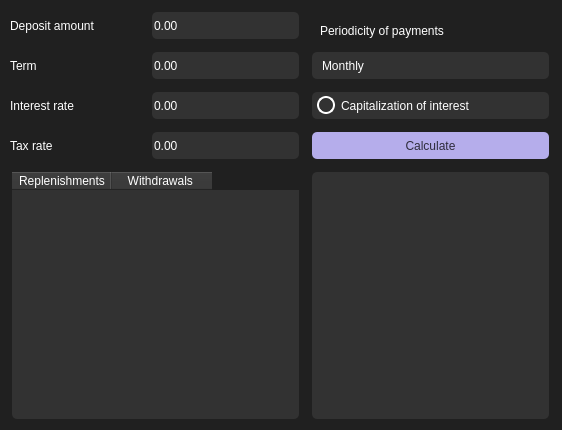
Qt form frontend/deposit.ui (HeisYenberg/SmartCalc-on-C-QT) before a commit.
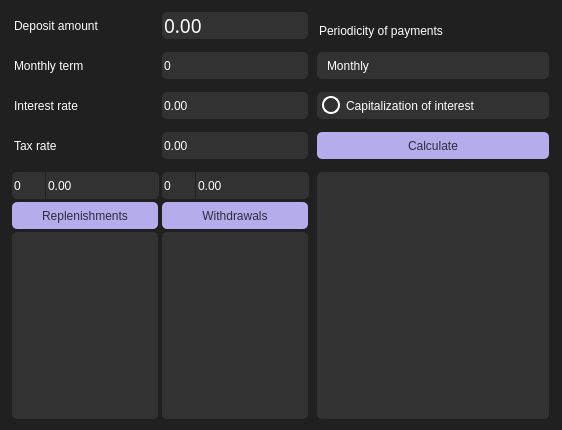
The same form after that commit.

What changed in the file:
```diff
--- a/frontend/deposit.ui
+++ b/frontend/deposit.ui
@@ -19,12 +19,20 @@
   <widget class="QDoubleSpinBox" name="doubleSpinBox">
    <property name="geometry">
     <rect>
-     <x>150</x>
+     <x>160</x>
      <y>10</y>
-     <width>151</width>
+     <width>150</width>
      <height>31</height>
     </rect>
    </property>
+   <property name="font">
+    <font>
+     <family>Sans Serif Collection</family>
+     <pointsize>14</pointsize>
+     <italic>false</italic>
+     <bold>false</bold>
+    </font>
+   </property>
    <property name="styleSheet">
     <string notr="true">QDoubleSpinBox {
 background-color: #323232;
@@ -46,13 +54,16 @@
 border: 0;
 }</string>
    </property>
+   <property name="maximum">
+    <double>9999999999999.000000000000000</double>
+   </property>
   </widget>
   <widget class="QDoubleSpinBox" name="doubleSpinBox_2">
    <property name="geometry">
     <rect>
-     <x>150</x>
+     <x>160</x>
      <y>90</y>
-     <width>151</width>
+     <width>150</width>
      <height>31</height>
     </rect>
    </property>
@@ -77,44 +88,19 @@
 border: 0;
 }</string>
    </property>
-  </widget>
-  <widget class="QDoubleSpinBox" name="doubleSpinBox_3">
-   <property name="geometry">
-    <rect>
-     <x>150</x>
-     <y>50</y>
-     <width>151</width>
-     <height>31</height>
-    </rect>
+   <property name="minimum">
+    <double>0.000000000000000</double>
    </property>
-   <property name="styleSheet">
-    <string notr="true">QDoubleSpinBox {
-background-color: #323232;
-color: #ffffff;
-font: 14pt &quot;Sans Serif Collection&quot;;
-border-radius: 5%;
-margin: 2;
-}
-
-QDoubleSpinBox:hover {
-background-color: #3B3B3B;
-}
-
-QDoubleSpinBox::up-button { width: 20px;
-border:0;
-}
-
-QDoubleSpinBox::down-button { width: 20px;
-border: 0;
-}</string>
+   <property name="maximum">
+    <double>50.000000000000000</double>
    </property>
   </widget>
   <widget class="QDoubleSpinBox" name="doubleSpinBox_6">
    <property name="geometry">
     <rect>
-     <x>150</x>
+     <x>160</x>
      <y>130</y>
-     <width>151</width>
+     <width>150</width>
      <height>31</height>
     </rect>
    </property>
@@ -143,9 +129,9 @@
   <widget class="QComboBox" name="comboBox">
    <property name="geometry">
     <rect>
-     <x>310</x>
+     <x>315</x>
      <y>50</y>
-     <width>241</width>
+     <width>236</width>
      <height>31</height>
     </rect>
    </property>
@@ -203,9 +189,9 @@
   <widget class="QCheckBox" name="checkBox">
    <property name="geometry">
     <rect>
-     <x>310</x>
+     <x>315</x>
      <y>90</y>
-     <width>241</width>
+     <width>236</width>
      <height>31</height>
     </rect>
    </property>
@@ -252,9 +238,9 @@
   <widget class="QPushButton" name="pushButton">
    <property name="geometry">
     <rect>
-     <x>310</x>
+     <x>315</x>
      <y>130</y>
-     <width>241</width>
+     <width>236</width>
      <height>31</height>
     </rect>
    </property>
@@ -293,6 +279,7 @@
     <string notr="true">QLabel {
 color: white;
 font: 14pt &quot;Sans Serif Collection&quot;;
+padding: 1;
 }</string>
    </property>
    <property name="text">
@@ -312,6 +299,7 @@
     <string notr="true">QLabel {
 color: white;
 font: 14pt &quot;Sans Serif Collection&quot;;
+padding: 1;
 }</string>
    </property>
    <property name="text">
@@ -331,6 +319,7 @@
     <string notr="true">QLabel {
 color: white;
 font: 14pt &quot;Sans Serif Collection&quot;;
+padding: 1;
 }</string>
    </property>
    <property name="text">
@@ -350,18 +339,19 @@
     <string notr="true">QLabel {
 color: white;
 font: 14pt &quot;Sans Serif Collection&quot;;
+padding: 1;
 }</string>
    </property>
    <property name="text">
-    <string>Term</string>
+    <string>Monthly term</string>
    </property>
   </widget>
   <widget class="QLabel" name="label_5">
    <property name="geometry">
     <rect>
-     <x>320</x>
+     <x>315</x>
      <y>10</y>
-     <width>231</width>
+     <width>226</width>
      <height>41</height>
     </rect>
    </property>
@@ -369,82 +359,337 @@
     <string notr="true">QLabel {
 color: white;
 font: 14pt &quot;Sans Serif Collection&quot;;
+padding: 1;
 }</string>
    </property>
    <property name="text">
     <string>Periodicity of payments</string>
    </property>
   </widget>
-  <widget class="QTableWidget" name="tableWidget">
+  <widget class="QPushButton" name="withdrawalsAddButton">
    <property name="geometry">
     <rect>
+     <x>160</x>
+     <y>200</y>
+     <width>150</width>
+     <height>31</height>
+    </rect>
+   </property>
+   <property name="styleSheet">
+    <string notr="true">QPushButton {
+background-color: #b5adeb;
+color: #2e2c3c;
+font: 14pt &quot;Sans Serif Collection&quot;;
+border-radius: 5%;
+margin: 2;
+}
+
+QPushButton:hover {
+background-color: #9690c2;
+}
+
+QPushButton:pressed {
+background-color: #9690c2;
+color: #605c7c;
+}</string>
+   </property>
+   <property name="text">
+    <string>Withdrawals</string>
+   </property>
+  </widget>
+  <widget class="QPushButton" name="replenishmentAddButton">
+   <property name="geometry">
+    <rect>
      <x>10</x>
+     <y>200</y>
+     <width>150</width>
+     <height>31</height>
+    </rect>
+   </property>
+   <property name="styleSheet">
+    <string notr="true">QPushButton {
+background-color: #b5adeb;
+color: #2e2c3c;
+font: 14pt &quot;Sans Serif Collection&quot;;
+border-radius: 5%;
+margin: 2;
+}
+
+QPushButton:hover {
+background-color: #9690c2;
+}
+
+QPushButton:pressed {
+background-color: #9690c2;
+color: #605c7c;
+}</string>
+   </property>
+   <property name="text">
+    <string>Replenishments</string>
+   </property>
+  </widget>
+  <widget class="QTextBrowser" name="result">
+   <property name="geometry">
+    <rect>
+     <x>315</x>
      <y>170</y>
-     <width>291</width>
+     <width>236</width>
      <height>251</height>
     </rect>
    </property>
    <property name="styleSheet">
-    <string notr="true">QTableWidget {background-color: #323232;
+    <string notr="true">QTextBrowser {background-color: #323232;
 color: #ffffff;
 font: 14pt &quot;Sans Serif Collection&quot;;
 border-radius: 5%;
 margin: 2;
 }
 
-QHeaderView::section {
+QScrollBar:vertical {
+width: 0px;
+}</string>
+   </property>
+  </widget>
+  <widget class="QDoubleSpinBox" name="withdrawalAmount">
+   <property name="geometry">
+    <rect>
+     <x>194</x>
+     <y>170</y>
+     <width>117</width>
+     <height>31</height>
+    </rect>
+   </property>
+   <property name="styleSheet">
+    <string notr="true">QDoubleSpinBox {
 background-color: #323232;
 color: #ffffff;
+font: 14pt &quot;Sans Serif Collection&quot;;
+border-top-right-radius: 5%;
+border-bottom-right-radius: 5%;
+margin: 2;
 }
 
-QHeaderView::Stretch {}</string>
+QDoubleSpinBox:hover {
+background-color: #3B3B3B;
+}
+
+QDoubleSpinBox::up-button { width: 0px;
+border:0;
+}
+
+QDoubleSpinBox::down-button { width: 0px;
+border: 0;
+}</string>
    </property>
-   <column>
-    <property name="text">
-     <string>Replenishments</string>
-    </property>
-   </column>
-   <column>
-    <property name="text">
-     <string>Withdrawals </string>
-    </property>
-   </column>
+   <property name="maximum">
+    <double>0.000000000000000</double>
+   </property>
   </widget>
-  <widget class="QLabel" name="label_6">
+  <widget class="QSpinBox" name="withdrawalMonth">
    <property name="geometry">
     <rect>
-     <x>310</x>
+     <x>160</x>
      <y>170</y>
-     <width>241</width>
-     <height>251</height>
+     <width>37</width>
+     <height>31</height>
     </rect>
    </property>
    <property name="styleSheet">
-    <string notr="true">QLabel {background-color: #323232;
+    <string notr="true">QSpinBox {
+background-color: #323232;
 color: #ffffff;
 font: 14pt &quot;Sans Serif Collection&quot;;
+border-top-left-radius: 5%;
+border-bottom-left-radius: 5%;
+margin: 2;
+}
+
+QSpinBox:hover {
+background-color: #3B3B3B;
+}
+
+QSpinBox::up-button { width: 0px;
+border:0;
+}
+
+QSpinBox::down-button { width: 0px;
+border: 0;
+}</string>
+   </property>
+   <property name="maximum">
+    <number>0</number>
+   </property>
+  </widget>
+  <widget class="QDoubleSpinBox" name="replenishmentAmount">
+   <property name="geometry">
+    <rect>
+     <x>44</x>
+     <y>170</y>
+     <width>117</width>
+     <height>31</height>
+    </rect>
+   </property>
+   <property name="styleSheet">
+    <string notr="true">QDoubleSpinBox {
+background-color: #323232;
+color: #ffffff;
+font: 14pt &quot;Sans Serif Collection&quot;;
+border-top-right-radius: 5%;
+border-bottom-right-radius: 5%;
+margin: 2;
+}
+
+QDoubleSpinBox:hover {
+background-color: #3B3B3B;
+}
+
+QDoubleSpinBox::up-button { width: 0px;
+border:0;
+}
+
+QDoubleSpinBox::down-button { width: 0px;
+border: 0;
+}</string>
+   </property>
+   <property name="maximum">
+    <double>9999999999999.000000000000000</double>
+   </property>
+  </widget>
+  <widget class="QSpinBox" name="replenishmentMonth">
+   <property name="geometry">
+    <rect>
+     <x>10</x>
+     <y>170</y>
+     <width>37</width>
+     <height>31</height>
+    </rect>
+   </property>
+   <property name="styleSheet">
+    <string notr="true">QSpinBox {
+background-color: #323232;
+color: #ffffff;
+font: 14pt &quot;Sans Serif Collection&quot;;
+border-top-left-radius: 5%;
+border-bottom-left-radius: 5%;
+margin: 2;
+}
+
+QSpinBox:hover {
+background-color: #3B3B3B;
+}
+
+QSpinBox::up-button { width: 0px;
+border:0;
+}
+
+QSpinBox::down-button { width: 0px;
+border: 0;
+}</string>
+   </property>
+   <property name="maximum">
+    <number>0</number>
+   </property>
+  </widget>
+  <widget class="QSpinBox" name="mothlyTerm">
+   <property name="geometry">
+    <rect>
+     <x>160</x>
+     <y>50</y>
+     <width>150</width>
+     <height>31</height>
+    </rect>
+   </property>
+   <property name="styleSheet">
+    <string notr="true">QSpinBox {
+background-color: #323232;
+color: #ffffff;
+font: 14pt &quot;Sans Serif Collection&quot;;
 border-radius: 5%;
 margin: 2;
+}
+
+QSpinBox:hover {
+background-color: #3B3B3B;
+}
+
+QSpinBox::up-button { width: 0px;
+border:0;
+}
+
+QSpinBox::down-button { width: 0px;
+border: 0;
 }</string>
    </property>
-   <property name="text">
-    <string/>
+   <property name="maximum">
+    <number>600</number>
    </property>
   </widget>
-  <zorder>doubleSpinBox_2</zorder>
-  <zorder>doubleSpinBox_3</zorder>
-  <zorder>doubleSpinBox_6</zorder>
-  <zorder>comboBox</zorder>
-  <zorder>checkBox</zorder>
-  <zorder>pushButton</zorder>
-  <zorder>label</zorder>
-  <zorder>label_2</zorder>
-  <zorder>label_3</zorder>
-  <zorder>label_4</zorder>
-  <zorder>label_5</zorder>
-  <zorder>doubleSpinBox</zorder>
-  <zorder>tableWidget</zorder>
-  <zorder>label_6</zorder>
+  <widget class="QListWidget" name="replenishmentList">
+   <property name="geometry">
+    <rect>
+     <x>10</x>
+     <y>230</y>
+     <width>150</width>
+     <height>191</height>
+    </rect>
+   </property>
+   <property name="styleSheet">
+    <string notr="true">QListWidget {background-color: #323232;
+color: #ffffff;
+font: 14pt &quot;Sans Serif Collection&quot;;
+border-radius: 5%;
+margin: 2;
+}
+
+
+QScrollBar:vertical {
+width: 0px;
+}</string>
+   </property>
+  </widget>
+  <widget class="QListWidget" name="withdrawalList">
+   <property name="geometry">
+    <rect>
+     <x>160</x>
+     <y>230</y>
+     <width>150</width>
+     <height>191</height>
+    </rect>
+   </property>
+   <property name="styleSheet">
+    <string notr="true">QListWidget {background-color: #323232;
+color: #ffffff;
+font: 14pt &quot;Sans Serif Collection&quot;;
+border-radius: 5%;
+margin: 2;
+}
+
+QScrollBar:vertical {
+width: 0px;
+}</string>
+   </property>
+  </widget>
+  <zorder>interestRate</zorder>
+  <zorder>taxRate</zorder>
+  <zorder>pereodicetyComboBox</zorder>
+  <zorder>capitatlizationCheckBox</zorder>
+  <zorder>calculateButton</zorder>
+  <zorder>depositAmountLabel</zorder>
+  <zorder>taxRateLabel</zorder>
+  <zorder>interestRateLabel</zorder>
+  <zorder>termLabel</zorder>
+  <zorder>periodicityLabel</zorder>
+  <zorder>depositAmount</zorder>
+  <zorder>withdrawalsAddButton</zorder>
+  <zorder>replenishmentAddButton</zorder>
+  <zorder>result</zorder>
+  <zorder>withdrawalAmount</zorder>
+  <zorder>withdrawalMonth</zorder>
+  <zorder>replenishmentAmount</zorder>
+  <zorder>replenishmentMonth</zorder>
+  <zorder>mothlyTerm</zorder>
+  <zorder>replenishmentList</zorder>
+  <zorder>withdrawalList</zorder>
  </widget>
  <resources/>
  <connections/>
```
Left out of the diff: 27 changed lines with no effect on the pictures.
